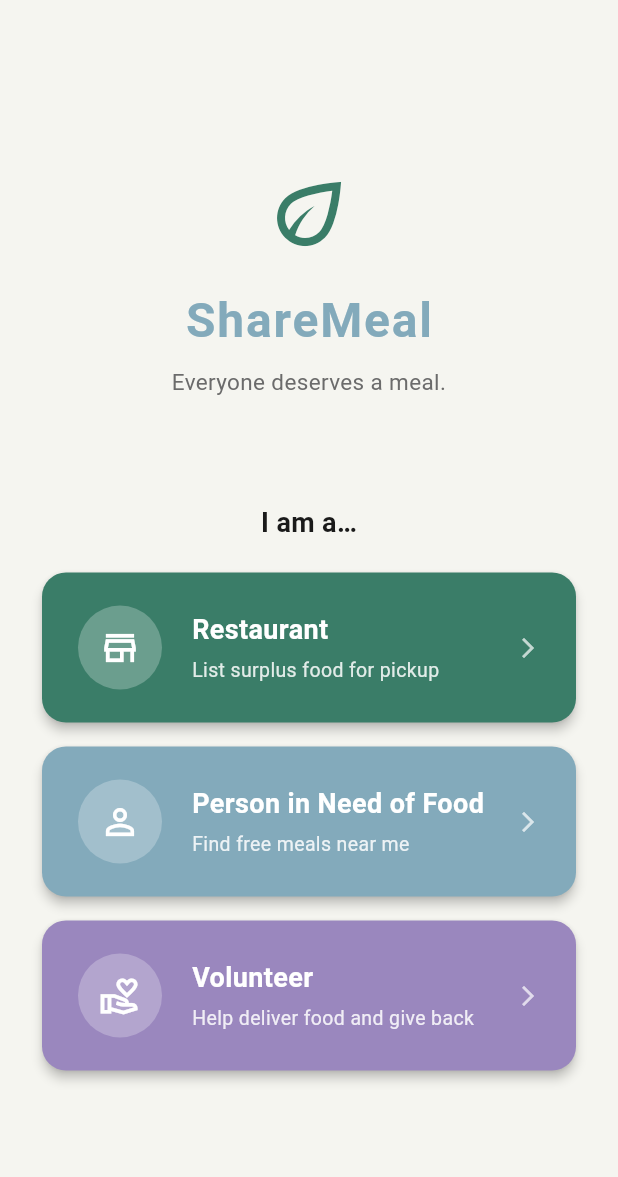
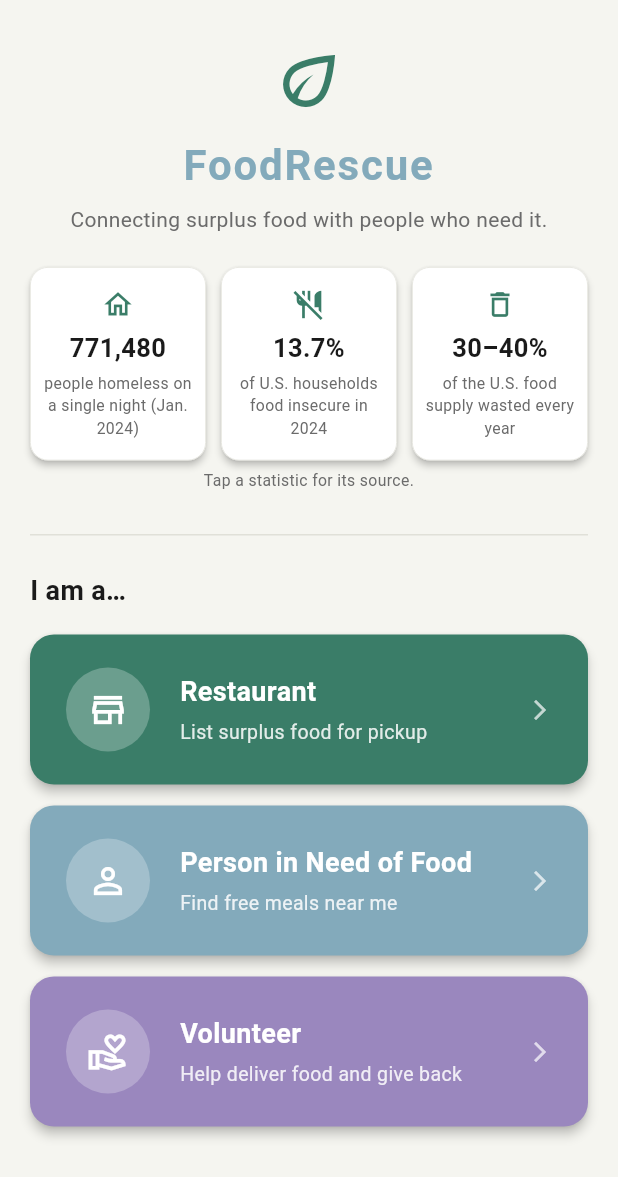
Before and after one commit to p-anika/congressional-app, a Flutter app: the RoleSelectScreen screen opened directly, on a phone screen of 412 x 824 dp. Shown: the top 1177 px of the screen. Run offline on Flutter 3.47's test engine with Material 3 defaults, Android fonts, the phone set to English and light mode, and no system bars; our stand-ins replace cloud_firestore, firebase_auth, firebase_core, flutter_map, geolocator, latlong2 and 2 more; accounts and stored records are empty.

Commit message:
loading state added to pdf generation and homepage statistics prettyfied

```diff
--- a/lib/screens/role_select_screen.dart
+++ b/lib/screens/role_select_screen.dart
@@ -12,32 +12,78 @@ class RoleSelectScreen extends StatelessWidget {
     return Scaffold(
       backgroundColor: AppColors.background,
       body: SafeArea(
-        child: Padding(
-          padding: const EdgeInsets.symmetric(horizontal: 28, vertical: 40),
-          child: Column(
-            crossAxisAlignment: CrossAxisAlignment.center,
+        child: ListView(
+          padding: const EdgeInsets.fromLTRB(20, 28, 20, 32),
           children: [
-              const Spacer(),
-              const Icon(Icons.eco_outlined,
-                  size: 64, color: AppColors.primary),
-              const SizedBox(height: 16),
+            // ── Header ──────────────────────────────────────────────
+            const Icon(Icons.eco_outlined, size: 52, color: AppColors.primary),
+            const SizedBox(height: 10),
             const Text(
-                'ShareMeal',
+              'FoodRescue',
+              textAlign: TextAlign.center,
               style: TextStyle(
-                  fontSize: 32,
+                fontSize: 28,
                 fontWeight: FontWeight.bold,
                 color: AppColors.accent,
                 letterSpacing: 1.2,
               ),
             ),
-              const SizedBox(height: 8),
+            const SizedBox(height: 6),
             const Text(
-                'Everyone deserves a meal.',
+              'Connecting surplus food with people who need it.',
               textAlign: TextAlign.center,
-                style: TextStyle(
-                    color: AppColors.textSecondary, fontSize: 15),
+              style: TextStyle(color: AppColors.textSecondary, fontSize: 14),
             ),
-              const Spacer(),
+            const SizedBox(height: 22),
+
+            // ── Statistics row ────────────────────────────────────────
+            Row(
+              children: const [
+                Expanded(
+                  child: _StatBox(
+                    icon: Icons.home_outlined,
+                    value: '771,480',
+                    label: 'people homeless on a single night (Jan. 2024)',
+                    source: 'U.S. Dept. of Housing & Urban Development, 2024 '
+                        'Annual Homeless Assessment Report — the highest '
+                        'count on record, up 18% from 2023.',
+                  ),
+                ),
+                SizedBox(width: 10),
+                Expanded(
+                  child: _StatBox(
+                    icon: Icons.no_meals_outlined,
+                    value: '13.7%',
+                    label: 'of U.S. households food insecure in 2024',
+                    source: 'USDA Economic Research Service, Household Food '
+                        'Security in the U.S., 2024 — the highest rate in a '
+                        'decade (18.3 million households).',
+                  ),
+                ),
+                SizedBox(width: 10),
+                Expanded(
+                  child: _StatBox(
+                    icon: Icons.delete_outline,
+                    value: '30–40%',
+                    label: 'of the U.S. food supply wasted every year',
+                    source: 'USDA & EPA estimate — much of it edible food '
+                        'discarded by restaurants, stores, and homes.',
+                  ),
+                ),
+              ],
+            ),
+            const SizedBox(height: 6),
+            const Text(
+              'Tap a statistic for its source.',
+              textAlign: TextAlign.center,
+              style: TextStyle(fontSize: 10.5, color: AppColors.textSecondary),
+            ),
+
+            const SizedBox(height: 28),
+            const Divider(height: 1, color: AppColors.cardBorder),
+            const SizedBox(height: 24),
+
+            // ── Role selection ────────────────────────────────────────
             const Text(
               'I am a…',
               style: TextStyle(
@@ -45,18 +91,17 @@ class RoleSelectScreen extends StatelessWidget {
                   fontSize: 18,
                   color: AppColors.textPrimary),
             ),
-              const SizedBox(height: 20),
+            const SizedBox(height: 16),
             _RoleCard(
               icon: Icons.store_outlined,
               title: 'Restaurant',
               subtitle: 'List surplus food for pickup',
               onTap: () => Navigator.push(
                 context,
-                  MaterialPageRoute(
-                      builder: (_) => const RestaurantAuthScreen()),
+                MaterialPageRoute(builder: (_) => const RestaurantAuthScreen()),
               ),
             ),
-              const SizedBox(height: 16),
+            const SizedBox(height: 14),
             _RoleCard(
               icon: Icons.person_outline,
               title: 'Person in Need of Food',
@@ -64,11 +109,10 @@ class RoleSelectScreen extends StatelessWidget {
               color: AppColors.accent,
               onTap: () => Navigator.push(
                 context,
-                  MaterialPageRoute(
-                      builder: (_) => const UserAuthScreen()),
+                MaterialPageRoute(builder: (_) => const UserAuthScreen()),
               ),
             ),
-              const SizedBox(height: 16),
+            const SizedBox(height: 14),
             _RoleCard(
               icon: Icons.volunteer_activism_outlined,
               title: 'Volunteer',
@@ -76,11 +120,67 @@ class RoleSelectScreen extends StatelessWidget {
               color: AppColors.volunteerPrimary,
               onTap: () => Navigator.push(
                 context,
-                  MaterialPageRoute(
-                      builder: (_) => const VolunteerAuthScreen()),
+                MaterialPageRoute(builder: (_) => const VolunteerAuthScreen()),
               ),
             ),
-              const Spacer(),
+          ],
+        ),
+      ),
+    );
+  }
+}
+
+class _StatBox extends StatelessWidget {
+  final IconData icon;
+  final String value;
+  final String label;
+  final String source;
+
+  const _StatBox({
+    required this.icon,
+    required this.value,
+    required this.label,
+    required this.source,
+  });
+
+  void _showSource(BuildContext context) {
+    showDialog(
+      context: context,
+      builder: (ctx) => AlertDialog(
+        title: Text(value),
+        content: Text(source, style: const TextStyle(fontSize: 13)),
+        actions: [
+          TextButton(onPressed: () => Navigator.pop(ctx), child: const Text('Close')),
+        ],
+      ),
+    );
+  }
+
+  @override
+  Widget build(BuildContext context) {
+    return InkWell(
+      borderRadius: BorderRadius.circular(12),
+      onTap: () => _showSource(context),
+      child: Card(
+        margin: EdgeInsets.zero,
+        child: Padding(
+          padding: const EdgeInsets.symmetric(vertical: 14, horizontal: 8),
+          child: Column(
+            children: [
+              Icon(icon, size: 22, color: AppColors.primary),
+              const SizedBox(height: 6),
+              Text(
+                value,
+                textAlign: TextAlign.center,
+                style: const TextStyle(
+                    fontSize: 17, fontWeight: FontWeight.bold, color: AppColors.textPrimary),
+              ),
+              const SizedBox(height: 4),
+              Text(
+                label,
+                textAlign: TextAlign.center,
+                style: const TextStyle(fontSize: 10.5, color: AppColors.textSecondary),
+              ),
             ],
           ),
         ),
@@ -129,19 +229,14 @@ class _RoleCard extends StatelessWidget {
                   children: [
                     Text(title,
                         style: const TextStyle(
-                            color: Colors.white,
-                            fontSize: 18,
-                            fontWeight: FontWeight.bold)),
+                            color: Colors.white, fontSize: 18, fontWeight: FontWeight.bold)),
                     const SizedBox(height: 4),
                     Text(subtitle,
-                        style: TextStyle(
-                            color: Colors.white.withValues(alpha: 0.85),
-                            fontSize: 13)),
+                        style: TextStyle(color: Colors.white.withValues(alpha: 0.85), fontSize: 13)),
                   ],
                 ),
               ),
-              const Icon(Icons.arrow_forward_ios,
-                  color: Colors.white70, size: 16),
+              const Icon(Icons.arrow_forward_ios, color: Colors.white70, size: 16),
             ],
           ),
         ),
--- a/lib/screens/splash_screen.dart
+++ b/lib/screens/splash_screen.dart
@@ -6,7 +6,6 @@ import 'role_select_screen.dart';
 import 'restaurant/restaurant_home_screen.dart';
 import 'user/user_home_screen.dart';
 import 'volunteer/volunteer_home_screen.dart';
-import 'home_stats_screen.dart';
 
 class SplashScreen extends StatefulWidget {
   const SplashScreen({super.key});
@@ -41,7 +40,7 @@ class _SplashScreenState extends State<SplashScreen> {
 
         final user = authSnap.data;
         if (user == null) {
-          return const HomeStatsScreen();
+          return const RoleSelectScreen();
         }
 
         // Cache the future so rebuilds don't re-trigger the GET
```
Also changed, not shown: lib/screens/home_stats_screen.dart (deleted, +0 -120 lines), lib/screens/restaurant/impact_screen.dart (+57 -6 lines). Lines whose indentation alone changed are shown as unchanged.
